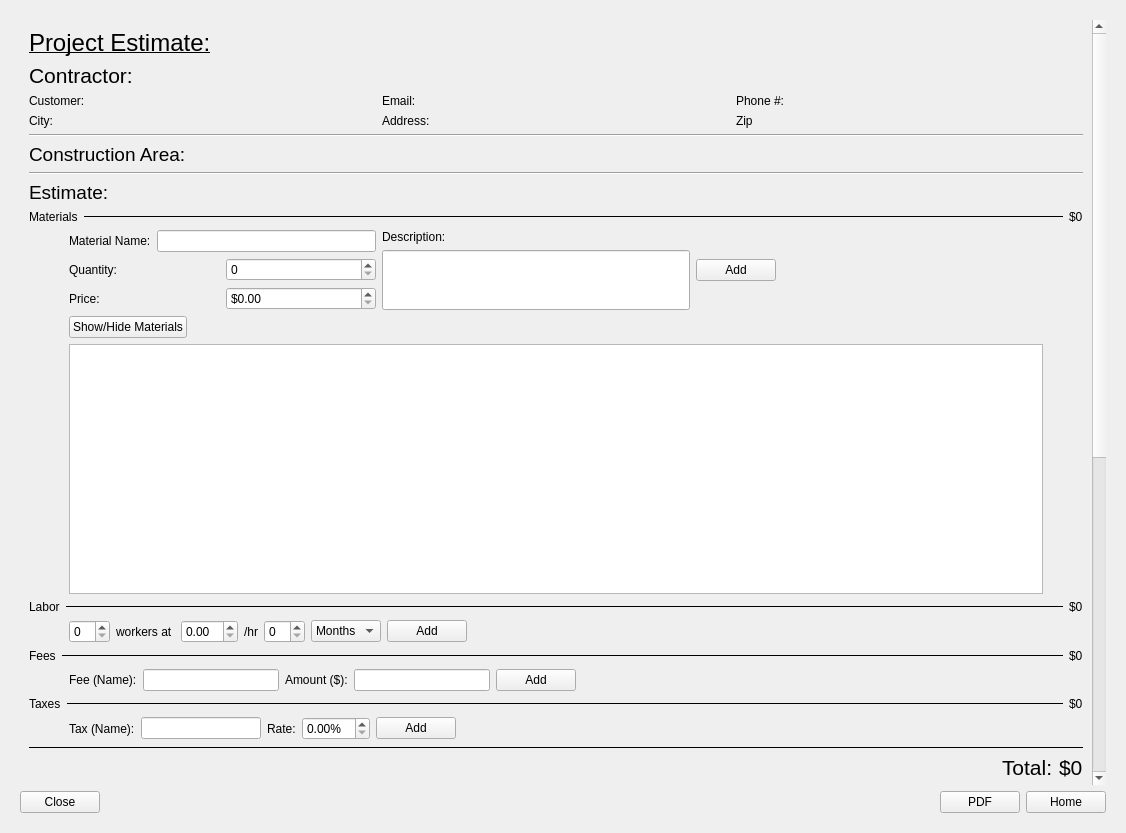
The window that app/ui/customerEstimate.ui (viana-vitor/Handie) describes before a commit, drawn with Qt 5.
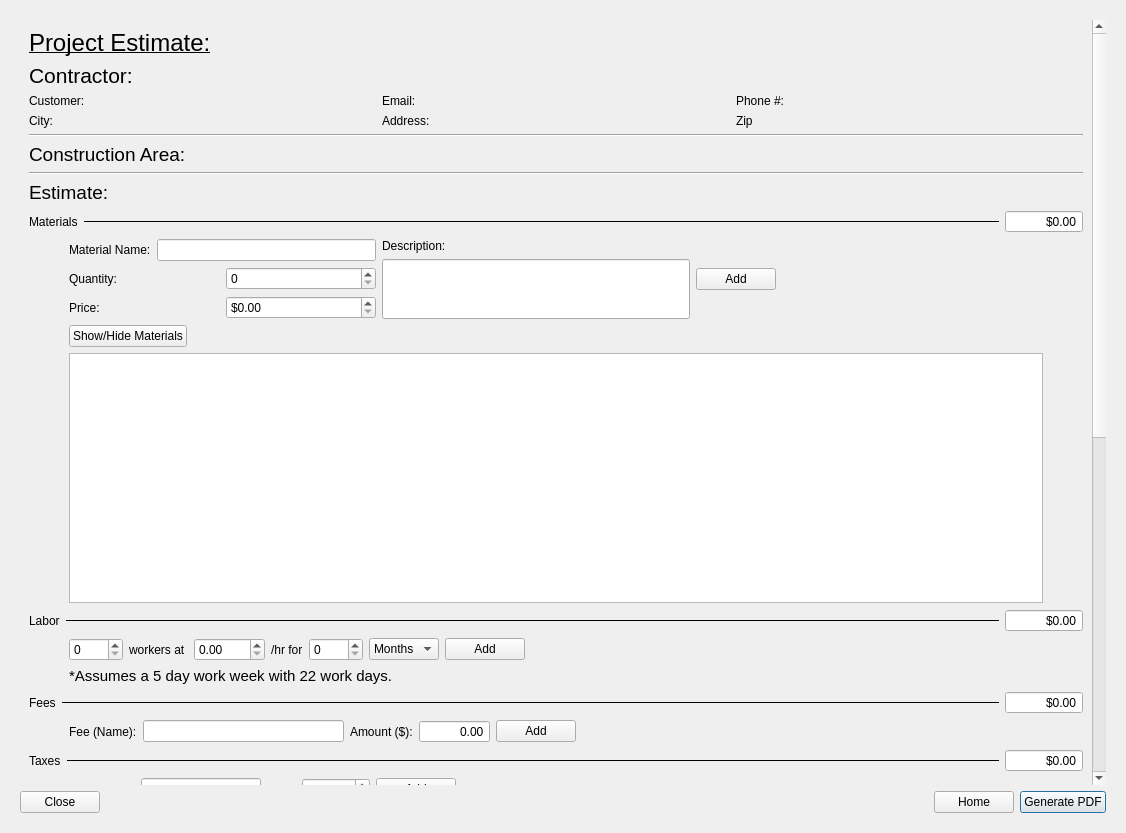
The same window after the commit.

Commit message: created estimates table/ Improved estimate section/ Initial work on pdf generation

Patch:
```diff
--- a/app/ui/customerEstimate.ui
+++ b/app/ui/customerEstimate.ui
@@ -36,9 +36,9 @@
           <property name="geometry">
            <rect>
             <x>0</x>
-            <y>-748</y>
+            <y>0</y>
             <width>1063</width>
-            <height>1495</height>
+            <height>1539</height>
            </rect>
           </property>
           <layout class="QVBoxLayout" name="verticalLayout_12">
@@ -267,21 +267,24 @@
                 </widget>
                </item>
                <item>
-                <widget class="QLabel" name="label_5">
-                 <property name="sizePolicy">
-                  <sizepolicy hsizetype="Fixed" vsizetype="Preferred">
-                   <horstretch>0</horstretch>
-                   <verstretch>0</verstretch>
-                  </sizepolicy>
+                <widget class="QDoubleSpinBox" name="materialsSpinBox">
+                 <property name="alignment">
+                  <set>Qt::AlignRight|Qt::AlignTrailing|Qt::AlignVCenter</set>
                  </property>
-                 <property name="minimumSize">
-                  <size>
-                   <width>0</width>
-                   <height>0</height>
-                  </size>
+                 <property name="readOnly">
+                  <bool>true</bool>
                  </property>
-                 <property name="text">
-                  <string>$0</string>
+                 <property name="buttonSymbols">
+                  <enum>QAbstractSpinBox::NoButtons</enum>
+                 </property>
+                 <property name="showGroupSeparator" stdset="0">
+                  <bool>true</bool>
+                 </property>
+                 <property name="prefix">
+                  <string>$</string>
+                 </property>
+                 <property name="maximum">
+                  <double>100000000.000000000000000</double>
                  </property>
                 </widget>
                </item>
@@ -519,6 +522,9 @@
            </item>
            <item>
             <layout class="QVBoxLayout" name="verticalLayout_5">
+             <property name="sizeConstraint">
+              <enum>QLayout::SetMinimumSize</enum>
+             </property>
              <item>
               <layout class="QHBoxLayout" name="horizontalLayout_7">
                <item>
@@ -548,9 +554,30 @@
                 </widget>
                </item>
                <item>
-                <widget class="QLabel" name="label_11">
-                 <property name="text">
-                  <string>$0</string>
+                <widget class="QDoubleSpinBox" name="laborSpinBox">
+                 <property name="sizePolicy">
+                  <sizepolicy hsizetype="Minimum" vsizetype="Fixed">
+                   <horstretch>0</horstretch>
+                   <verstretch>0</verstretch>
+                  </sizepolicy>
+                 </property>
+                 <property name="alignment">
+                  <set>Qt::AlignRight|Qt::AlignTrailing|Qt::AlignVCenter</set>
+                 </property>
+                 <property name="readOnly">
+                  <bool>true</bool>
+                 </property>
+                 <property name="buttonSymbols">
+                  <enum>QAbstractSpinBox::NoButtons</enum>
+                 </property>
+                 <property name="showGroupSeparator" stdset="0">
+                  <bool>true</bool>
+                 </property>
+                 <property name="prefix">
+                  <string>$</string>
+                 </property>
+                 <property name="maximum">
+                  <double>100000000.000000000000000</double>
                  </property>
                 </widget>
                </item>
@@ -578,8 +605,18 @@
                 <layout class="QVBoxLayout" name="verticalLayout_4">
                  <item>
                   <layout class="QHBoxLayout" name="horizontalLayout_4">
+                   <property name="leftMargin">
+                    <number>0</number>
+                   </property>
+                   <property name="topMargin">
+                    <number>0</number>
+                   </property>
                    <item>
-                    <widget class="QSpinBox" name="nbrWorkersSpinBox"/>
+                    <widget class="QSpinBox" name="nbrWorkersSpinBox">
+                     <property name="maximum">
+                      <number>1000</number>
+                     </property>
+                    </widget>
                    </item>
                    <item>
                     <widget class="QLabel" name="label_17">
@@ -589,17 +626,25 @@
                     </widget>
                    </item>
                    <item>
-                    <widget class="QDoubleSpinBox" name="workerRateDoubleSpinBox"/>
+                    <widget class="QDoubleSpinBox" name="workerRateDoubleSpinBox">
+                     <property name="maximum">
+                      <double>1000.000000000000000</double>
+                     </property>
+                    </widget>
                    </item>
                    <item>
                     <widget class="QLabel" name="label_18">
                      <property name="text">
-                      <string>/hr</string>
+                      <string>/hr for</string>
                      </property>
                     </widget>
                    </item>
                    <item>
-                    <widget class="QSpinBox" name="durationSpinBox"/>
+                    <widget class="QSpinBox" name="durationSpinBox">
+                     <property name="maximum">
+                      <number>1000</number>
+                     </property>
+                    </widget>
                    </item>
                    <item>
                     <widget class="QComboBox" name="durationComboBox">
@@ -624,6 +669,21 @@
                    </item>
                   </layout>
                  </item>
+                 <item>
+                  <widget class="QLabel" name="label_5">
+                   <property name="font">
+                    <font>
+                     <pointsize>11</pointsize>
+                    </font>
+                   </property>
+                   <property name="text">
+                    <string>*Assumes a 5 day work week with 22 work days.</string>
+                   </property>
+                   <property name="margin">
+                    <number>0</number>
+                   </property>
+                  </widget>
+                 </item>
                 </layout>
                </item>
                <item>
@@ -677,9 +737,24 @@
                 </widget>
                </item>
                <item>
-                <widget class="QLabel" name="label_16">
-                 <property name="text">
-                  <string>$0</string>
+                <widget class="QDoubleSpinBox" name="feeSpinBox">
+                 <property name="alignment">
+                  <set>Qt::AlignRight|Qt::AlignTrailing|Qt::AlignVCenter</set>
+                 </property>
+                 <property name="readOnly">
+                  <bool>true</bool>
+                 </property>
+                 <property name="buttonSymbols">
+                  <enum>QAbstractSpinBox::NoButtons</enum>
+                 </property>
+                 <property name="showGroupSeparator" stdset="0">
+                  <bool>true</bool>
+                 </property>
+                 <property name="prefix">
+                  <string>$</string>
+                 </property>
+                 <property name="maximum">
+                  <double>100000000.000000000000000</double>
                  </property>
                 </widget>
                </item>
@@ -725,7 +800,23 @@
                     </widget>
                    </item>
                    <item>
-                    <widget class="QLineEdit" name="newFeeLineEdit"/>
+                    <widget class="QDoubleSpinBox" name="addFeeSpinBox">
+                     <property name="alignment">
+                      <set>Qt::AlignRight|Qt::AlignTrailing|Qt::AlignVCenter</set>
+                     </property>
+                     <property name="buttonSymbols">
+                      <enum>QAbstractSpinBox::NoButtons</enum>
+                     </property>
+                     <property name="showGroupSeparator" stdset="0">
+                      <bool>true</bool>
+                     </property>
+                     <property name="prefix">
+                      <string/>
+                     </property>
+                     <property name="maximum">
+                      <double>100000000.000000000000000</double>
+                     </property>
+                    </widget>
                    </item>
                    <item>
                     <widget class="QPushButton" name="addFeepushButton">
@@ -806,9 +897,24 @@
                 </widget>
                </item>
                <item>
-                <widget class="QLabel" name="label_19">
-                 <property name="text">
-                  <string>$0</string>
+                <widget class="QDoubleSpinBox" name="taxSpinBox">
+                 <property name="alignment">
+                  <set>Qt::AlignRight|Qt::AlignTrailing|Qt::AlignVCenter</set>
+                 </property>
+                 <property name="readOnly">
+                  <bool>true</bool>
+                 </property>
+                 <property name="buttonSymbols">
+                  <enum>QAbstractSpinBox::NoButtons</enum>
+                 </property>
+                 <property name="showGroupSeparator" stdset="0">
+                  <bool>true</bool>
+                 </property>
+                 <property name="prefix">
+                  <string>$</string>
+                 </property>
+                 <property name="maximum">
+                  <double>100000000.000000000000000</double>
                  </property>
                 </widget>
                </item>
@@ -953,14 +1059,24 @@
                 </widget>
                </item>
                <item>
-                <widget class="QLabel" name="label_20">
-                 <property name="font">
-                  <font>
-                   <pointsize>16</pointsize>
-                  </font>
+                <widget class="QDoubleSpinBox" name="totalCostSpinBox">
+                 <property name="alignment">
+                  <set>Qt::AlignRight|Qt::AlignTrailing|Qt::AlignVCenter</set>
                  </property>
-                 <property name="text">
-                  <string>$0</string>
+                 <property name="readOnly">
+                  <bool>true</bool>
+                 </property>
+                 <property name="buttonSymbols">
+                  <enum>QAbstractSpinBox::NoButtons</enum>
+                 </property>
+                 <property name="showGroupSeparator" stdset="0">
+                  <bool>true</bool>
+                 </property>
+                 <property name="prefix">
+                  <string>$</string>
+                 </property>
+                 <property name="maximum">
+                  <double>100000000.000000000000000</double>
                  </property>
                 </widget>
                </item>
@@ -1045,6 +1161,14 @@
                   <pointsize>13</pointsize>
                  </font>
                 </property>
+                <property name="html">
+                 <string>&lt;!DOCTYPE HTML PUBLIC &quot;-//W3C//DTD HTML 4.0//EN&quot; &quot;http://www.w3.org/TR/REC-html40/strict.dtd&quot;&gt;
+&lt;html&gt;&lt;head&gt;&lt;meta name=&quot;qrichtext&quot; content=&quot;1&quot; /&gt;&lt;meta charset=&quot;utf-8&quot; /&gt;&lt;style type=&quot;text/css&quot;&gt;
+p, li { white-space: pre-wrap; }
+hr { height: 1px; border-width: 0; }
+&lt;/style&gt;&lt;/head&gt;&lt;body style=&quot; font-family:'.AppleSystemUIFont'; font-size:13pt; font-weight:400; font-style:normal;&quot;&gt;
+&lt;p style=&quot;-qt-paragraph-type:empty; margin-top:0px; margin-bottom:0px; margin-left:0px; margin-right:0px; -qt-block-indent:0; text-indent:0px;&quot;&gt;&lt;br /&gt;&lt;/p&gt;&lt;/body&gt;&lt;/html&gt;</string>
+                </property>
                </widget>
               </item>
               <item>
@@ -1102,24 +1226,45 @@
                  </widget>
                 </item>
                 <item>
-                 <widget class="QLineEdit" name="clientMaterialCostLineEdit">
-                  <property name="enabled">
-                   <bool>true</bool>
-                  </property>
-                  <property name="sizePolicy">
-                   <sizepolicy hsizetype="Preferred" vsizetype="Fixed">
-                    <horstretch>0</horstretch>
-                    <verstretch>0</verstretch>
-                   </sizepolicy>
-                  </property>
+                 <widget class="QDoubleSpinBox" name="estimateMaterialSpinBox">
                   <property name="font">
                    <font>
                     <pointsize>13</pointsize>
                    </font>
                   </property>
+                  <property name="wrapping">
+                   <bool>false</bool>
+                  </property>
+                  <property name="frame">
+                   <bool>true</bool>
+                  </property>
                   <property name="alignment">
                    <set>Qt::AlignRight|Qt::AlignTrailing|Qt::AlignVCenter</set>
                   </property>
+                  <property name="readOnly">
+                   <bool>false</bool>
+                  </property>
+                  <property name="buttonSymbols">
+                   <enum>QAbstractSpinBox::NoButtons</enum>
+                  </property>
+                  <property name="accelerated">
+                   <bool>false</bool>
+                  </property>
+                  <property name="correctionMode">
+                   <enum>QAbstractSpinBox::CorrectToNearestValue</enum>
+                  </property>
+                  <property name="showGroupSeparator" stdset="0">
+                   <bool>true</bool>
+                  </property>
+                  <property name="prefix">
+                   <string>$</string>
+                  </property>
+                  <property name="minimum">
+                   <double>0.000000000000000</double>
+                  </property>
+                  <property name="maximum">
+                   <double>100000000.000000000000000</double>
+                  </property>
                  </widget>
                 </item>
                </layout>
@@ -1170,13 +1315,7 @@
                  </widget>
                 </item>
                 <item>
-                 <widget class="QLineEdit" name="clientLaborCostLineEdit">
-                  <property name="sizePolicy">
-                   <sizepolicy hsizetype="Preferred" vsizetype="Fixed">
-                    <horstretch>0</horstretch>
-                    <verstretch>0</verstretch>
-                   </sizepolicy>
-                  </property>
+                 <widget class="QDoubleSpinBox" name="estimateLaborSpinBox">
                   <property name="font">
                    <font>
                     <pointsize>13</pointsize>
@@ -1185,6 +1324,18 @@
                   <property name="alignment">
                    <set>Qt::AlignRight|Qt::AlignTrailing|Qt::AlignVCenter</set>
                   </property>
+                  <property name="buttonSymbols">
+                   <enum>QAbstractSpinBox::NoButtons</enum>
+                  </property>
+                  <property name="showGroupSeparator" stdset="0">
+                   <bool>true</bool>
+                  </property>
+                  <property name="prefix">
+                   <string>$</string>
+                  </property>
+                  <property name="maximum">
+                   <double>100000000.000000000000000</double>
+                  </property>
                  </widget>
                 </item>
                </layout>
@@ -1232,9 +1383,9 @@
                  </widget>
                 </item>
                 <item>
-                 <widget class="QLineEdit" name="clientFeeCostLineEdit">
+                 <widget class="QDoubleSpinBox" name="estimateFeeSpinBox">
                   <property name="sizePolicy">
-                   <sizepolicy hsizetype="Preferred" vsizetype="Fixed">
+                   <sizepolicy hsizetype="Minimum" vsizetype="Fixed">
                     <horstretch>0</horstretch>
                     <verstretch>0</verstretch>
                    </sizepolicy>
@@ -1244,9 +1395,24 @@
                     <pointsize>13</pointsize>
                    </font>
                   </property>
+                  <property name="autoFillBackground">
+                   <bool>false</bool>
+                  </property>
                   <property name="alignment">
                    <set>Qt::AlignRight|Qt::AlignTrailing|Qt::AlignVCenter</set>
                   </property>
+                  <property name="buttonSymbols">
+                   <enum>QAbstractSpinBox::NoButtons</enum>
+                  </property>
+                  <property name="showGroupSeparator" stdset="0">
+                   <bool>true</bool>
+                  </property>
+                  <property name="prefix">
+                   <string>$</string>
+                  </property>
+                  <property name="maximum">
+                   <double>100000000.000000000000000</double>
+                  </property>
                  </widget>
                 </item>
                </layout>
@@ -1297,13 +1463,7 @@
                  </widget>
                 </item>
                 <item>
-                 <widget class="QLineEdit" name="clientTaxCostLineEdit">
-                  <property name="sizePolicy">
-                   <sizepolicy hsizetype="Preferred" vsizetype="Fixed">
-                    <horstretch>0</horstretch>
-                    <verstretch>0</verstretch>
-                   </sizepolicy>
-                  </property>
+                 <widget class="QDoubleSpinBox" name="estimateTaxSpinBox">
                   <property name="font">
                    <font>
                     <pointsize>13</pointsize>
@@ -1312,6 +1472,18 @@
                   <property name="alignment">
                    <set>Qt::AlignRight|Qt::AlignTrailing|Qt::AlignVCenter</set>
                   </property>
+                  <property name="buttonSymbols">
+                   <enum>QAbstractSpinBox::NoButtons</enum>
+                  </property>
+                  <property name="showGroupSeparator" stdset="0">
+                   <bool>true</bool>
+                  </property>
+                  <property name="prefix">
+                   <string>$</string>
+                  </property>
+                  <property name="maximum">
+                   <double>100000000.000000000000000</double>
+                  </property>
                  </widget>
                 </item>
                </layout>
@@ -1357,13 +1529,7 @@
                  </widget>
                 </item>
                 <item>
-                 <widget class="QLineEdit" name="clientTotalCostLineEdit">
-                  <property name="sizePolicy">
-                   <sizepolicy hsizetype="Preferred" vsizetype="Fixed">
-                    <horstretch>0</horstretch>
-                    <verstretch>0</verstretch>
-                   </sizepolicy>
-                  </property>
+                 <widget class="QDoubleSpinBox" name="estimateTotalCostSpinBox">
                   <property name="font">
                    <font>
                     <pointsize>16</pointsize>
@@ -1372,6 +1538,18 @@
                   <property name="alignment">
                    <set>Qt::AlignRight|Qt::AlignTrailing|Qt::AlignVCenter</set>
                   </property>
+                  <property name="buttonSymbols">
+                   <enum>QAbstractSpinBox::NoButtons</enum>
+                  </property>
+                  <property name="showGroupSeparator" stdset="0">
+                   <bool>true</bool>
+                  </property>
+                  <property name="prefix">
+                   <string>$</string>
+                  </property>
+                  <property name="maximum">
+                   <double>100000000.000000000000000</double>
+                  </property>
                  </widget>
                 </item>
                </layout>
@@ -1386,7 +1564,7 @@
        <item>
         <layout class="QHBoxLayout" name="horizontalLayout">
          <item>
-          <widget class="QPushButton" name="pushButton_2">
+          <widget class="QPushButton" name="closePushButton">
            <property name="text">
             <string>Close</string>
            </property>
@@ -1406,19 +1584,22 @@
           </spacer>
          </item>
          <item>
-          <widget class="QPushButton" name="pushButton_3">
-           <property name="text">
-            <string>PDF</string>
-           </property>
-          </widget>
-         </item>
-         <item>
-          <widget class="QPushButton" name="pushButton">
+          <widget class="QPushButton" name="homePushButton">
            <property name="text">
             <string>Home</string>
            </property>
           </widget>
          </item>
+         <item>
+          <widget class="QPushButton" name="pdfPushButton">
+           <property name="text">
+            <string>Generate PDF</string>
+           </property>
+           <property name="default">
+            <bool>true</bool>
+           </property>
+          </widget>
+         </item>
         </layout>
        </item>
       </layout>
```
The commit also changes 9 other files.
